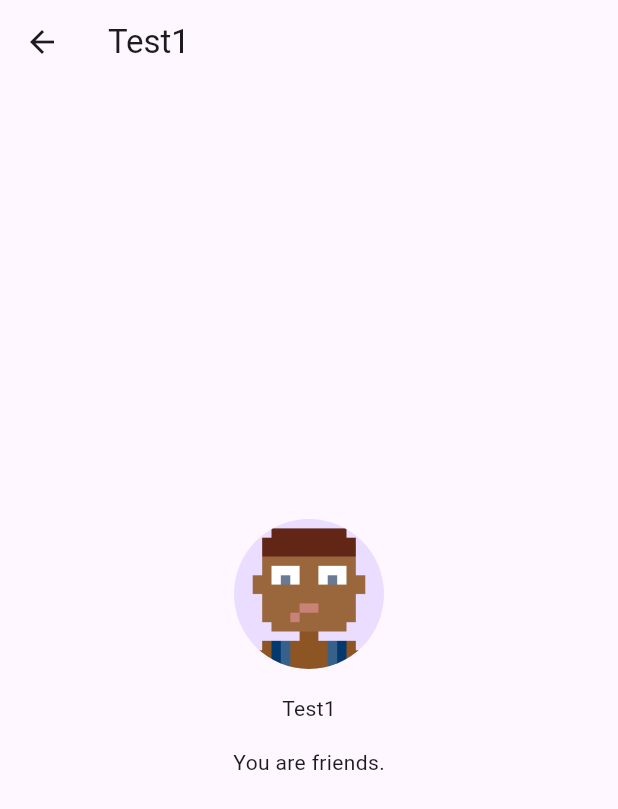
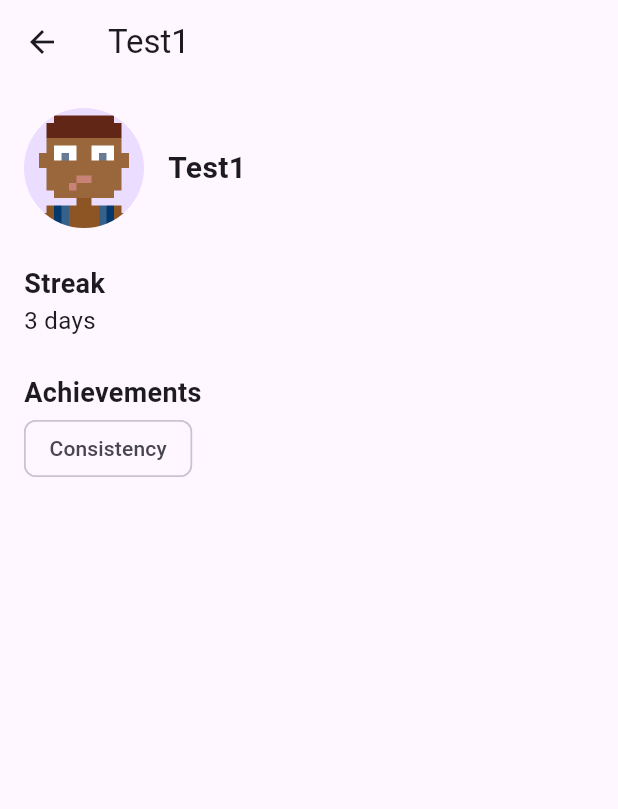
Before and after one commit to CSC-3380-Spring-2025/Team-15, a Flutter app: the FriendsPage widget shown alone on an empty page, opened directly, after a tap on "Test1", on a phone screen of 412 x 824 dp. Shown: the top 809 px of the screen. Run offline on Flutter 3.47's test engine with Material 3 defaults, Android fonts, the phone set to English and light mode, and no system bars; our stand-ins replace audioplayers, cloud_firestore, firebase_auth, firebase_core, table_calendar; accounts and stored records are empty.

Commit message:
Updated friends page

```diff
--- a/fortis/lib/pages/friends.dart
+++ b/fortis/lib/pages/friends.dart
@@ -11,14 +11,14 @@ class _FriendsPageState extends State<FriendsPage> {
   final TextEditingController _searchController = TextEditingController();
   String _searchQuery = '';
 
-  // test users for reference, going to implement actual users later
-  final List<Map<String, String>> _testFriends = [
+  // test users
+  final List<Map<String, dynamic>> _testFriends = [
     {'username': 'Test1', 'id': '1', 'avatarIndex': '0'},
     {'username': 'Test2', 'id': '2', 'avatarIndex': '1'},
     {'username': 'Test3', 'id': '3', 'avatarIndex': '2'},
     {'username': 'Test4', 'id': '4', 'avatarIndex': '3'},
   ];
-  final List<Map<String, String>> _testAllUsers = [
+  final List<Map<String, dynamic>> _testAllUsers = [
     {'username': 'Test1', 'id': '1', 'avatarIndex': '0'},
     {'username': 'Test2', 'id': '2', 'avatarIndex': '1'},
     {'username': 'Test3', 'id': '3', 'avatarIndex': '2'},
@@ -27,9 +27,8 @@ class _FriendsPageState extends State<FriendsPage> {
     {'username': 'Test6', 'id': '6', 'avatarIndex': '5'},
     {'username': 'Test7', 'id': '7', 'avatarIndex': '6'},
   ];
-  final String _currentTestUserId = 'your_user_id';
 
-  final List<String> _avatarOptions = [
+  final List<String> _avatarOptions = const [
     'assets/avatars/avatar_1.png',
     'assets/avatars/avatar_2.png',
     'assets/avatars/avatar_3.png',
@@ -59,7 +58,7 @@ class _FriendsPageState extends State<FriendsPage> {
     });
   }
 
-  List<Map<String, String>> get _displayedUsers {
+  List<Map<String, dynamic>> get _displayedUsers {
     if (_searchQuery.isEmpty) {
       return _testFriends;
     } else {
@@ -70,24 +69,26 @@ class _FriendsPageState extends State<FriendsPage> {
     }
   }
 
-  void _userProfileClick(Map<String, String> user) {
-    if (_testFriends.any((friend) => friend['id'] == user['id'])) {
-      print('${user['username']}');
+  List<Map<String, dynamic>> get _recommendedFriends {
+    return _testAllUsers
+        .where((user) => !_testFriends.any((friend) => friend['id'] == user['id']))
+        .toList();
+  }
+
+  void _userProfileClick(Map<String, dynamic> user) {
+    final bool isFriend = _testFriends.any((friend) => friend['id'] == user['id']);
     Navigator.push(
       context,
       MaterialPageRoute(
-          builder: (context) => TestProfilePage(username: user['username']!, avatarIndex: user['avatarIndex']!, isFriend: true),
+        builder: (context) => FriendProfilePage(
+          username: user['username']!,
+          avatarIndex: user['avatarIndex']!,
+          isFriend: isFriend,
+          streakCount: isFriend ? 3 : 0,
+          achievements: isFriend ? ['Consistency'] : [],
+        ),
       ),
     );
-    } else if (user['id'] != _currentTestUserId) {
-      print('${user['username']}');
-      Navigator.push(
-        context,
-        MaterialPageRoute(
-          builder: (context) => TestProfilePage(username: user['username']!, avatarIndex: user['avatarIndex']!, isFriend: false),
-        ),
-      );
-    }
   }
 
   @override
@@ -119,16 +120,43 @@ class _FriendsPageState extends State<FriendsPage> {
             },
           ),
         ),
+        const Divider(),
+        Padding(
+          padding: const EdgeInsets.all(8.0),
+          child: Text(
+            'Recommended Friends',
+            style: Theme.of(context).textTheme.headlineSmall,
+          ),
+        ),
+        SizedBox(
+          height: MediaQuery.of(context).size.height / 3,
+          child: ListView.builder(
+            itemCount: _recommendedFriends.length,
+            itemBuilder: (context, index) {
+              final user = _recommendedFriends[index];
+              return ListTile(
+                leading: CircleAvatar(
+                  backgroundImage: AssetImage(_avatarOptions[int.parse(user['avatarIndex']!)]),
+                ),
+                title: Text(user['username']!),
+                onTap: () => _userProfileClick(user),
+              );
+            },
+          ),
+        ),
       ],
     );
   }
 }
 
-// test profile page for reference, going to set up actual friend's profile later
-class TestProfilePage extends StatelessWidget {
+
+class FriendProfilePage extends StatelessWidget {
   final String username;
   final String avatarIndex;
   final bool isFriend;
+  final int streakCount;
+  final List<String> achievements;
+
   final List<String> _avatarOptions = const [
     'assets/avatars/avatar_1.png',
     'assets/avatars/avatar_2.png',
@@ -141,13 +169,14 @@ class TestProfilePage extends StatelessWidget {
     'assets/avatars/avatar_9.png',
   ];
 
-  const TestProfilePage({
+  const FriendProfilePage({
     super.key,
     required this.username,
     required this.avatarIndex,
-    required this.isFriend
-    }
-  );
+    required this.isFriend,
+    required this.streakCount,
+    required this.achievements,
+  });
 
   @override
   Widget build(BuildContext context) {
@@ -155,19 +184,29 @@ class TestProfilePage extends StatelessWidget {
       appBar: AppBar(
         title: Text(username),
       ),
-      body: Center(
+      body: Padding(
+        padding: const EdgeInsets.all(16.0),
         child: Column(
-          mainAxisAlignment: MainAxisAlignment.center,
+          crossAxisAlignment: CrossAxisAlignment.start,
+          children: [
+            Row(
               children: [
                 CircleAvatar(
-              radius: 50,
+                  radius: 40,
                   backgroundImage: AssetImage(_avatarOptions[int.parse(avatarIndex)]),
                 ),
-            const SizedBox(height: 16),
-            Text(username),
-            const SizedBox(height: 16),
-            Text(isFriend ? 'You are friends.' : 'Send them a friend request.'),
-            const SizedBox(height: 16),
+                const SizedBox(width: 16),
+                Expanded(
+                  child: Column(
+                    crossAxisAlignment: CrossAxisAlignment.start,
+                    children: [
+                      Text(
+                        username,
+                        style: const TextStyle(fontSize: 20, fontWeight: FontWeight.bold),
+                      ),
+                    ],
+                  ),
+                ),
                 if (!isFriend)
                   ElevatedButton(
                     onPressed: () {
@@ -176,8 +215,22 @@ class TestProfilePage extends StatelessWidget {
                       );
                       Navigator.pop(context);
                     },
-                child: const Text('Send Friend Request.'),
+                    child: const Text('Send Request'),
                   ),
+              ],
+            ),
+            const SizedBox(height: 24),
+            const Text('Streak', style: TextStyle(fontSize: 18, fontWeight: FontWeight.bold)),
+            Text('$streakCount days', style: const TextStyle(fontSize: 16)),
+            const SizedBox(height: 24),
+            const Text('Achievements', style: TextStyle(fontSize: 18, fontWeight: FontWeight.bold)),
+            if (achievements.isNotEmpty)
+              Wrap(
+                spacing: 8.0,
+                children: achievements.map((achievement) => Chip(label: Text(achievement))).toList(),
+              )
+            else
+              const Text('No achievements yet.'),
           ],
         ),
       ),
```
Lines whose indentation alone changed are shown as unchanged.
